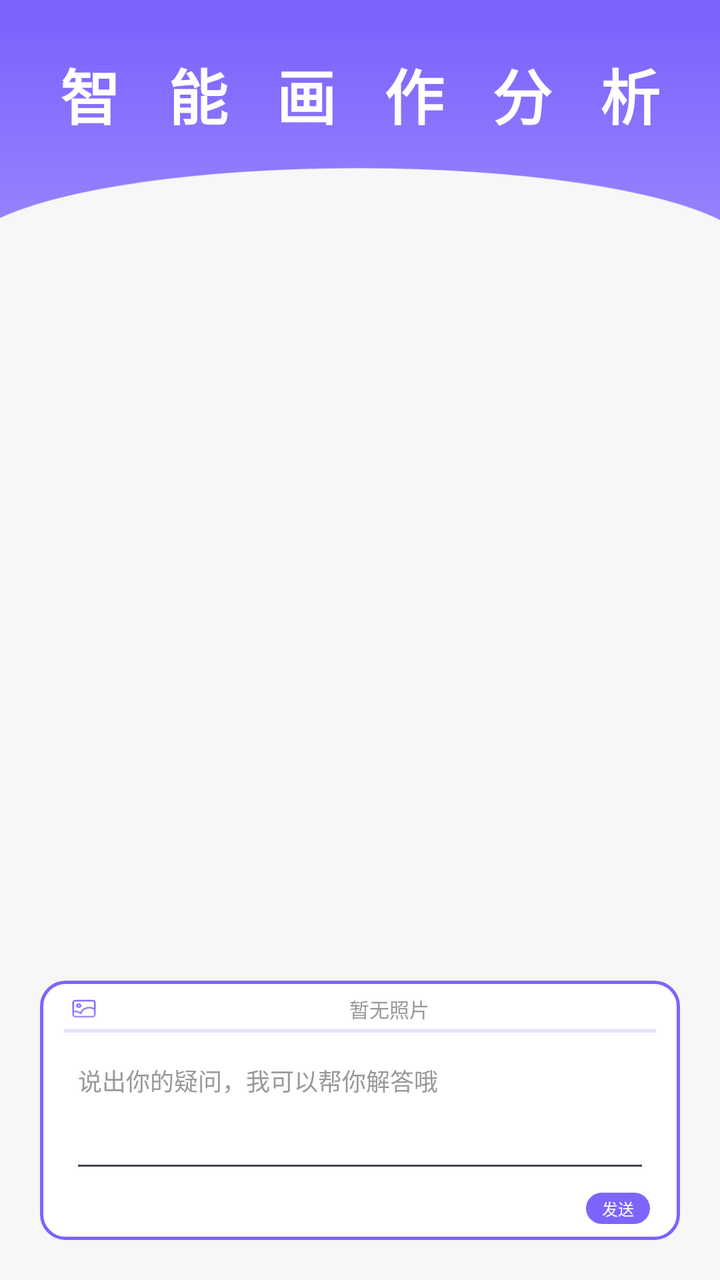
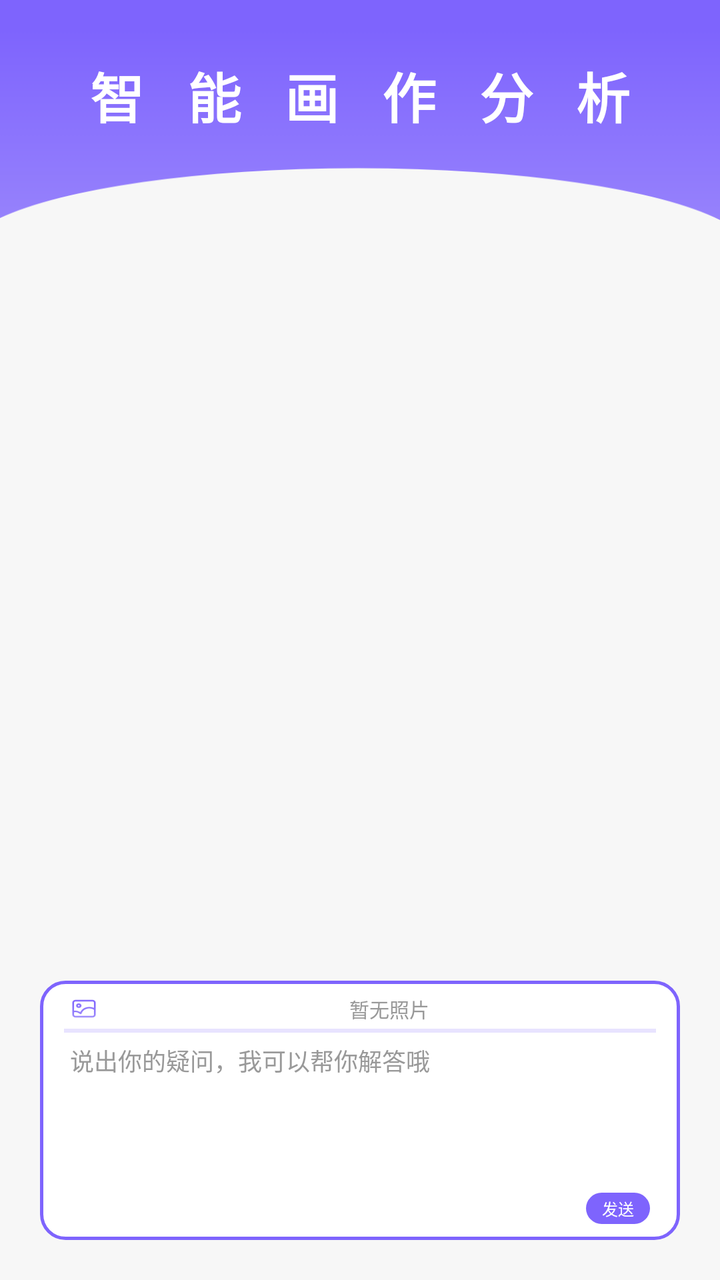

Compare the two renders of this Android layout. The source of the first and the diff that turns it into the second are given below.
<!-- AndroidManifest.xml: application theme Theme.AIDraw -->
<!-- res/layout/activity_intelligent.xml -->
<?xml version="1.0" encoding="utf-8"?>
<androidx.constraintlayout.widget.ConstraintLayout xmlns:android="http://schemas.android.com/apk/res/android"
    xmlns:app="http://schemas.android.com/apk/res-auto"
    xmlns:tools="http://schemas.android.com/tools"
    android:layout_width="match_parent"
    android:layout_height="match_parent"
    android:background="#F7F7F7"
    tools:context=".CommunityFragment">

    <View
        android:id="@+id/view"
        android:layout_width="match_parent"
        android:layout_height="110dp"
        android:background="@drawable/homework_and_points_top"
        app:layout_constraintTop_toTopOf="parent" />

    <TextView
        android:id="@+id/textView"
        android:layout_width="match_parent"
        android:layout_height="wrap_content"
        android:layout_marginTop="25dp"
        android:gravity="center"
        android:letterSpacing="0.8"
        android:text="智能画作分析"
        android:textColor="#FFFFFFFF"
        android:textSize="30sp"
        android:textStyle="bold"
        app:layout_constraintTop_toTopOf="parent" />

    <ScrollView
        android:id="@+id/scrollView3"
        android:layout_width="match_parent"
        android:layout_height="0dp"
        android:layout_marginTop="40dp"
        android:layout_marginLeft="20dp"
        android:layout_marginRight="20dp"
        android:layout_marginBottom="20dp"
        app:layout_constraintBottom_toTopOf="@+id/constraintLayout"
        app:layout_constraintTop_toBottomOf="@+id/textView">

        <androidx.constraintlayout.widget.ConstraintLayout
            android:layout_width="match_parent"
            android:layout_height="wrap_content"
            android:animateLayoutChanges="true">

            <androidx.recyclerview.widget.RecyclerView
                android:id="@+id/recyclerView"
                android:layout_width="match_parent"
                android:layout_height="wrap_content"
                tools:listitem="@layout/item_container_message"
                app:layout_constraintTop_toTopOf="parent"
                app:layout_constraintBottom_toBottomOf="parent"/>
        </androidx.constraintlayout.widget.ConstraintLayout>
    </ScrollView>

    <androidx.constraintlayout.widget.ConstraintLayout
        android:id="@+id/constraintLayout"
        android:layout_width="match_parent"
        android:layout_height="wrap_content"
        android:background="@drawable/edittext_12"
        android:layout_margin="20dp"
        app:layout_constraintBottom_toBottomOf="parent"
        app:layout_constraintEnd_toEndOf="parent"
        app:layout_constraintStart_toStartOf="parent">
        
        <ImageView
            android:id="@+id/imageView_intelligent"
            android:layout_width="14dp"
            android:layout_height="12dp"
            android:src="@drawable/ai_picture"
            android:scaleType="fitXY"
            android:layout_marginLeft="15dp"
            android:layout_marginTop="8dp"
            app:layout_constraintTop_toTopOf="parent"
            app:layout_constraintStart_toStartOf="parent" />

        <TextView
            android:id="@+id/intelligent_image"
            android:layout_width="wrap_content"
            android:layout_height="wrap_content"
            android:layout_marginLeft="20dp"
            android:layout_marginRight="20dp"
            android:textColor="#FF999999"
            android:textSize="10dp"
            android:text="暂无照片"
            app:layout_constraintTop_toTopOf="@+id/imageView_intelligent"
            app:layout_constraintBottom_toBottomOf="@+id/imageView_intelligent"
            app:layout_constraintStart_toEndOf="@+id/imageView_intelligent"
            app:layout_constraintEnd_toEndOf="parent"/>

        <View
            android:id="@+id/view2"
            android:layout_width="match_parent"
            android:layout_height="2dp"
            android:background="#FFE8E3FF"
            android:layout_marginTop="4dp"
            android:layout_marginLeft="12dp"
            android:layout_marginRight="12dp"
            app:layout_constraintTop_toBottomOf="@+id/imageView_intelligent"
            app:layout_constraintEnd_toEndOf="parent"
            app:layout_constraintStart_toStartOf="parent" />

        <EditText
            android:id="@+id/editText"
            android:layout_width="match_parent"
            android:layout_height="70dp"
            android:textColor="#FF999999"
            android:textSize="12sp"
            android:text="说出你的疑问，我可以帮你解答哦"
            android:minLines="1"
            android:gravity="top"
            android:layout_marginTop="5dp"
            android:layout_marginLeft="15dp"
            android:layout_marginRight="15dp"
            app:layout_constraintTop_toBottomOf="@+id/view2"
            app:layout_constraintEnd_toEndOf="parent"
            app:layout_constraintStart_toStartOf="parent" />

        <TextView
            android:id="@+id/send"
            android:layout_width="wrap_content"
            android:layout_height="wrap_content"
            android:background="@drawable/point_2"
            android:paddingLeft="8dp"
            android:paddingRight="8dp"
            android:paddingTop="2dp"
            android:paddingBottom="2dp"
            android:gravity="center"
            android:text="发送"
            android:textColor="#FFFFFFFF"
            android:textSize="8sp"
            android:layout_marginTop="5dp"
            android:layout_marginRight="15dp"
            android:layout_marginBottom="8dp"
            app:layout_constraintTop_toBottomOf="@+id/editText"
            app:layout_constraintBottom_toBottomOf="parent"
            app:layout_constraintEnd_toEndOf="parent" />
    </androidx.constraintlayout.widget.ConstraintLayout>
</androidx.constraintlayout.widget.ConstraintLayout>
<!-- res/layout/item_container_message.xml (included above) -->
<?xml version="1.0" encoding="utf-8"?>
<androidx.constraintlayout.widget.ConstraintLayout xmlns:android="http://schemas.android.com/apk/res/android"
    android:layout_width="match_parent"
    android:layout_height="wrap_content"
    android:background="#f7f7f7"
    xmlns:app="http://schemas.android.com/apk/res-auto">

    <androidx.constraintlayout.widget.ConstraintLayout
        android:id="@+id/constraintLayout1"
        android:layout_width="match_parent"
        android:layout_height="wrap_content"
        app:layout_constraintTop_toTopOf="parent">

        <androidx.cardview.widget.CardView
            android:id="@+id/imageView"
            android:layout_width="32dp"
            android:layout_height="32dp"
            android:layout_margin="10dp"
            app:cardCornerRadius="360dp"
            app:layout_constraintEnd_toEndOf="parent"
            app:layout_constraintTop_toTopOf="parent">

            <ImageView
                android:id="@+id/send_head"
                android:layout_width="match_parent"
                android:layout_height="match_parent"
                android:src="@drawable/user"/>
        </androidx.cardview.widget.CardView>

        <TextView
            android:id="@+id/send_message"
            android:layout_width="300dp"
            android:layout_height="wrap_content"
            android:layout_marginRight="10dp"
            android:textColor="#333333"
            android:textSize="15sp"
            android:padding="10dp"
            android:background="@drawable/background_send_message"
            app:layout_constraintTop_toTopOf="@+id/imageView"
            app:layout_constraintEnd_toStartOf="@+id/imageView"/>

        <androidx.cardview.widget.CardView
            android:id="@+id/imageView2"
            android:layout_width="wrap_content"
            android:layout_height="wrap_content"
            android:layout_margin="10dp"
            app:cardCornerRadius="8dp"
            app:layout_constraintTop_toBottomOf="@+id/send_message"
            app:layout_constraintEnd_toEndOf="@+id/send_message"
            app:layout_constraintBottom_toBottomOf="parent">

            <ImageView
                android:id="@+id/send_work"
                android:adjustViewBounds="true"
                android:layout_width="wrap_content"
                android:layout_height="wrap_content"
                android:maxHeight="75dp"/>
        </androidx.cardview.widget.CardView>
    </androidx.constraintlayout.widget.ConstraintLayout>

    <androidx.constraintlayout.widget.ConstraintLayout
        android:id="@+id/constraintLayout2"
        android:layout_width="match_parent"
        android:layout_height="wrap_content"
        app:layout_constraintTop_toBottomOf="@+id/constraintLayout1"
        app:layout_constraintBottom_toBottomOf="parent">

        <androidx.cardview.widget.CardView
            android:id="@+id/imageView3"
            android:layout_width="32dp"
            android:layout_height="32dp"
            android:layout_margin="10dp"
            app:cardCornerRadius="360dp"
            app:layout_constraintStart_toStartOf="parent"
            app:layout_constraintTop_toTopOf="parent">

            <ImageView
                android:id="@+id/receive_head"
                android:layout_width="match_parent"
                android:layout_height="match_parent"
                android:src="@drawable/intelligent"/>
        </androidx.cardview.widget.CardView>

        <TextView
            android:id="@+id/receive_message"
            android:layout_width="300dp"
            android:layout_height="wrap_content"
            android:layout_marginLeft="10dp"
            android:textColor="#333333"
            android:textSize="15sp"
            android:padding="10dp"
            android:background="@drawable/background_receive_message"
            app:layout_constraintTop_toTopOf="@+id/imageView3"
            app:layout_constraintStart_toEndOf="@+id/imageView3"/>
    </androidx.constraintlayout.widget.ConstraintLayout>
</androidx.constraintlayout.widget.ConstraintLayout>
<!-- resources referenced by this layout -->
<resources>
  <!-- drawable ai_picture: png bitmap (drawable, 1239 bytes) -->
  <!-- drawable background_receive_message (drawable) -->
  <?xml version="1.0" encoding="utf-8"?>
  <shape xmlns:android="http://schemas.android.com/apk/res/android">
  
      <solid
          android:color="#ffffff"/>
  
      <corners
          android:radius="8dp"/>
  </shape>
  <!-- drawable background_send_message (drawable) -->
  <?xml version="1.0" encoding="utf-8"?>
  <shape xmlns:android="http://schemas.android.com/apk/res/android">
  
      <solid
          android:color="#ffffff"/>
  
      <corners
          android:radius="8dp"/>
  </shape>
  <!-- drawable edittext_12 (drawable) -->
  <?xml version="1.0" encoding="utf-8"?>
  
  <shape xmlns:android="http://schemas.android.com/apk/res/android">
      <stroke
          android:width="1.5dp"
          android:color="#FF7E64FD"/>
  
      <solid
          android:color="#FFFFFF"/>
  
      <corners
          android:bottomLeftRadius="12dp"
          android:bottomRightRadius="12dp"
          android:topLeftRadius="12dp"
          android:topRightRadius="12dp"/>
  </shape>
  <!-- drawable homework_and_points_top: png bitmap (drawable, 6838 bytes) -->
  <!-- drawable intelligent: jpg bitmap (drawable, 288961 bytes) -->
  <!-- drawable point_2 (drawable) -->
  <?xml version="1.0" encoding="utf-8"?>
  
  <shape xmlns:android="http://schemas.android.com/apk/res/android">
  
      <solid
          android:color="#FF7E64FD"/>
  
      <corners
          android:bottomLeftRadius="39dp"
          android:bottomRightRadius="39dp"
          android:topLeftRadius="39dp"
          android:topRightRadius="39dp"/>
  </shape>
  <!-- drawable user: jpg bitmap (drawable, 73420 bytes) -->
  <style name="Theme.AIDraw" parent="Base.Theme.AIDraw" />
  <style name="Base.Theme.AIDraw" parent="Theme.Material3.DayNight.NoActionBar">
          
          
      </style>
</resources>

<!-- the commit's change to res/layout/activity_intelligent.xml (unified diff, before → after) -->
@@ -18,12 +18,12 @@
         android:id="@+id/textView"
         android:layout_width="match_parent"
         android:layout_height="wrap_content"
-        android:layout_marginTop="25dp"
+        android:layout_marginTop="28dp"
         android:gravity="center"
         android:letterSpacing="0.8"
         android:text="智能画作分析"
         android:textColor="#FFFFFFFF"
-        android:textSize="30sp"
+        android:textSize="27sp"
         android:textStyle="bold"
         app:layout_constraintTop_toTopOf="parent" />
 
@@ -109,6 +109,7 @@
             android:text="说出你的疑问，我可以帮你解答哦"
             android:minLines="1"
             android:gravity="top"
+            android:background="#00FFFFFF"
             android:layout_marginTop="5dp"
             android:layout_marginLeft="15dp"
             android:layout_marginRight="15dp"
